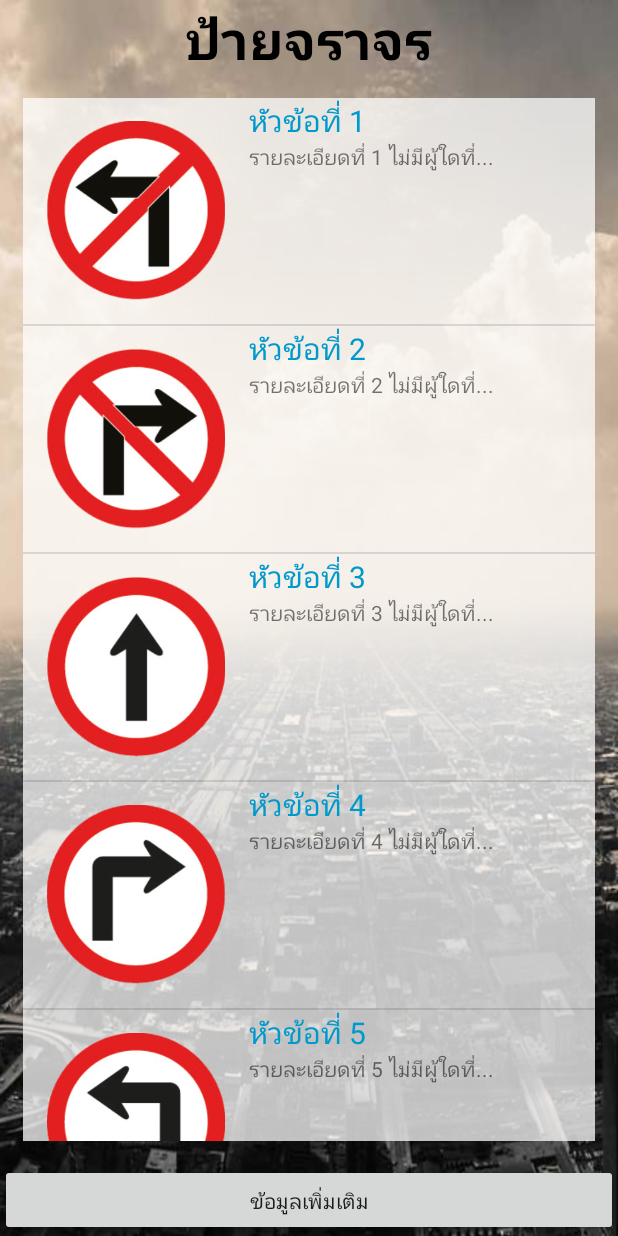
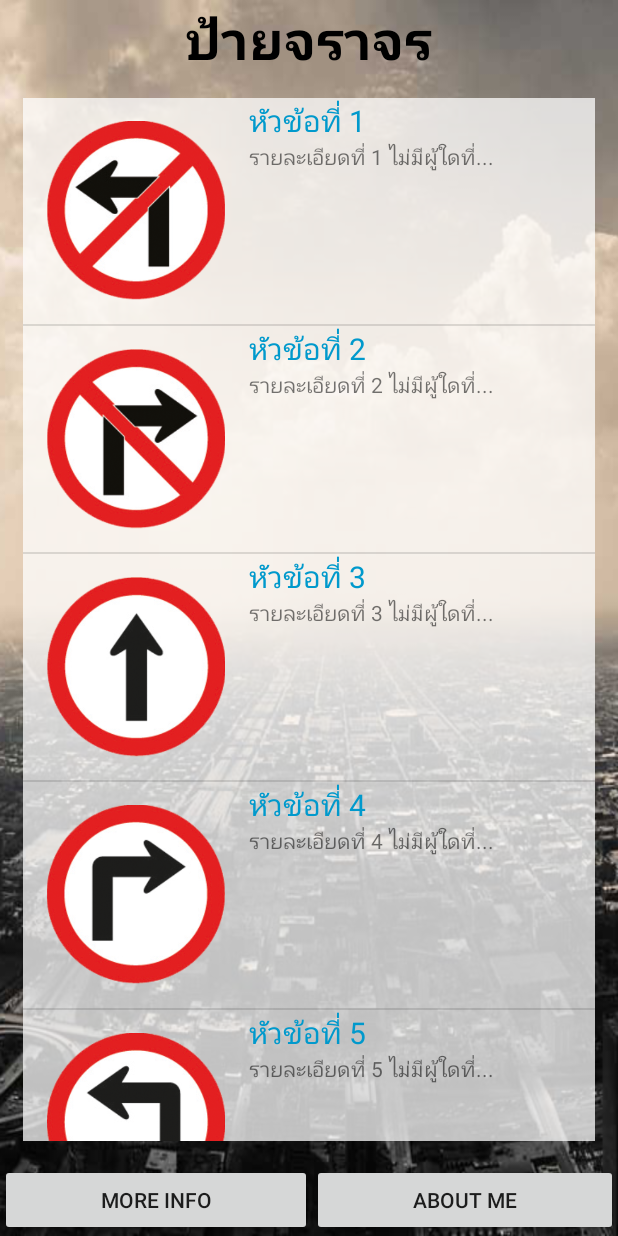
Before and after one commit to aumaum666/MyFirstapp, an Android app: the screen it shows after launch (MainActivity), on a phone screen of 412 x 824 dp. Run offline under Robolectric (Android 15) with nearby library versions, the phone set to English and light mode, and no system bars.

Commit message:
Pre Test1 9 Mar 60

```diff
--- a/app/src/main/res/layout/activity_main.xml
+++ b/app/src/main/res/layout/activity_main.xml
@@ -19,21 +19,36 @@
         android:layout_centerHorizontal="true"
         android:textColor="@android:color/black" />
 
-    <Button
-        android:text="@string/MoreInfo"
+    <ListView
+        android:id="@+id/livTraffic"
+        android:layout_width="match_parent"
+        android:layout_height="match_parent"
+        android:layout_above="@+id/layBotton"
+        android:layout_below="@+id/txtTitleLiv"
+        android:layout_margin="@dimen/my_margin"
+        android:background="#beffffff" />
+
+    <LinearLayout
+        android:id="@+id/layBotton"
         android:layout_width="match_parent"
         android:layout_height="wrap_content"
-        android:onClick="onClickMoreInfo"
-        android:id="@+id/btnMoreInfo"
-        android:layout_alignParentBottom="true" />
+        android:layout_alignParentBottom="true"
+        android:orientation="horizontal">
 
-    <ListView
-        android:layout_width="match_parent"
-        android:layout_height="match_parent"
-        android:layout_below="@+id/txtTitleLiv"
-        android:layout_above="@+id/btnMoreInfo"
-        android:id="@+id/livTraffic"
-        android:background="#beffffff"
-        android:layout_margin="@dimen/my_margin" />
+        <Button
+            android:id="@+id/btnMoreInfo"
+            android:layout_width="wrap_content"
+            android:layout_height="wrap_content"
+            android:layout_weight="1"
+            android:onClick="onClickMoreInfo"
+            android:text="@string/moreInfo" />
+
+        <Button
+            android:id="@+id/btnAboutMe"
+            android:layout_width="wrap_content"
+            android:layout_height="wrap_content"
+            android:layout_weight="1"
+            android:text="@string/aboutMe" />
+    </LinearLayout>
 
 </RelativeLayout>
--- a/app/src/main/res/values/strings.xml
+++ b/app/src/main/res/values/strings.xml
@@ -1,5 +1,6 @@
 <resources>
     <string name="app_name">My Firstapp</string>
     <string name="txtTitle">ป้ายจราจร</string>
-    <string name="MoreInfo">ข้อมูลเพิ่มเติม</string>
+    <string name="moreInfo">More Info</string>
+    <string name="aboutMe">About Me</string>
 </resources>
--- a/build.gradle
+++ b/build.gradle
@@ -5,7 +5,7 @@ buildscript {
         jcenter()
     }
     dependencies {
-        classpath 'com.android.tools.build:gradle:2.2.3'
+        classpath 'com.android.tools.build:gradle:2.3.0'
 
         // NOTE: Do not place your application dependencies here; they belong
         // in the individual module build.gradle files
```
Also changed, not shown: gradle/wrapper/gradle-wrapper.properties.
